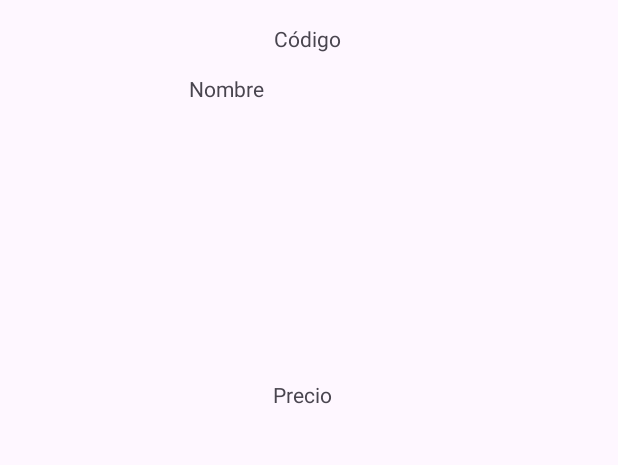
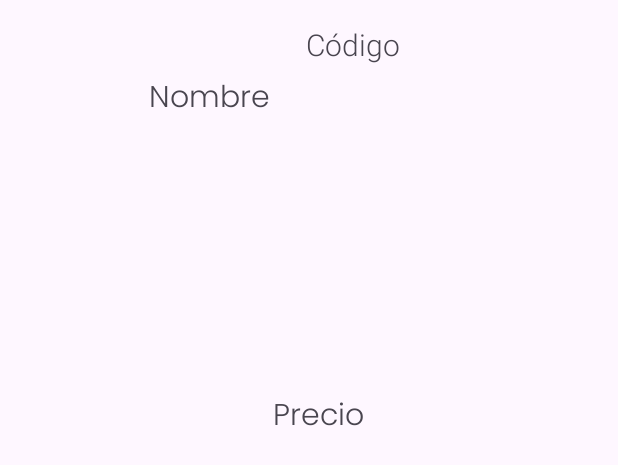
Before and after one commit to NicolasGonzalezEspi/ProyectoV3, an Android app built with Jetpack Compose: the layout item_producto.xml on its own in the app's theme, with its tools: preview values and no code run, on a phone screen of 412 x 824 dp. Shown: the top 465 px of the screen. Run offline under Robolectric (Android 15) with nearby library versions, the phone set to English and light mode, and no system bars.

Commit message:
Proyecto Completo

```diff
--- a/app/src/main/java/com/vedruna/gonzalezespinosa01/LoginActivity.java
+++ b/app/src/main/java/com/vedruna/gonzalezespinosa01/LoginActivity.java
@@ -108,6 +108,7 @@ public class LoginActivity extends AppCompatActivity {
         if (credencialesCorrectas) {
             nombreEditText.setText("");
             contrasenaEditText.setText("");
+            Toast.makeText(this, "Inicio de sesión aprobado", Toast.LENGTH_SHORT).show();
             Intent intent = new Intent(this, MainActivity.class);
             startActivity(intent);
         } else {
--- a/app/src/main/java/com/vedruna/gonzalezespinosa01/SalirFragment.java
+++ b/app/src/main/java/com/vedruna/gonzalezespinosa01/SalirFragment.java
@@ -3,6 +3,7 @@ package com.vedruna.gonzalezespinosa01;
 import android.os.Bundle;
 import android.view.View;
 import android.widget.Button;
+import android.widget.Toast;
 
 import androidx.annotation.Nullable;
 import androidx.appcompat.app.AppCompatActivity;
@@ -31,6 +32,7 @@ public class SalirFragment extends AppCompatActivity {
         Button salirButton = findViewById(R.id.salir);
 
 
+
         salirButton.setOnClickListener(new View.OnClickListener() {
             @Override
             public void onClick(View view) {
--- a/app/src/main/res/layout/item_producto.xml
+++ b/app/src/main/res/layout/item_producto.xml
@@ -8,10 +8,12 @@
 
     <TextView
         android:id="@+id/codigoTextView"
-        android:layout_width="229dp"
-        android:layout_height="25dp"
+        android:layout_width="208dp"
+        android:layout_height="26dp"
         android:layout_marginTop="16dp"
+        android:fontFamily="sans-serif-light"
         android:text="Código"
+        android:textSize="20sp"
         app:layout_constraintBottom_toTopOf="@+id/nombreTextView"
         app:layout_constraintEnd_toEndOf="parent"
         app:layout_constraintHorizontal_bias="1.0"
@@ -22,15 +24,17 @@
 
     <TextView
         android:id="@+id/nombreTextView"
-        android:layout_width="190dp"
-        android:layout_height="19dp"
+        android:layout_width="253dp"
+        android:layout_height="27dp"
         android:layout_marginTop="8dp"
         android:layout_marginEnd="1dp"
         android:layout_marginBottom="1dp"
+        android:fontFamily="@font/poppins_light"
         android:text="Nombre"
+        android:textSize="20sp"
         app:layout_constraintBottom_toTopOf="@+id/descripcionTextView"
         app:layout_constraintEnd_toEndOf="parent"
-        app:layout_constraintHorizontal_bias="0.57"
+        app:layout_constraintHorizontal_bias="0.63"
         app:layout_constraintStart_toStartOf="parent"
         app:layout_constraintTop_toBottomOf="@+id/codigoTextView" />
 
@@ -50,10 +54,12 @@
     <TextView
         android:id="@+id/precioTextView"
         android:layout_width="230dp"
-        android:layout_height="18dp"
+        android:layout_height="28dp"
         android:layout_marginTop="16dp"
         android:layout_marginBottom="24dp"
+        android:fontFamily="@font/poppins_light"
         android:text="Precio"
+        android:textSize="20sp"
         app:layout_constraintBottom_toBottomOf="parent"
         app:layout_constraintEnd_toEndOf="parent"
         app:layout_constraintHorizontal_bias="1.0"
```
Also changed, not shown: app/src/main/res/layout/activity_login.xml (+0 -10 lines), 1 other file.
